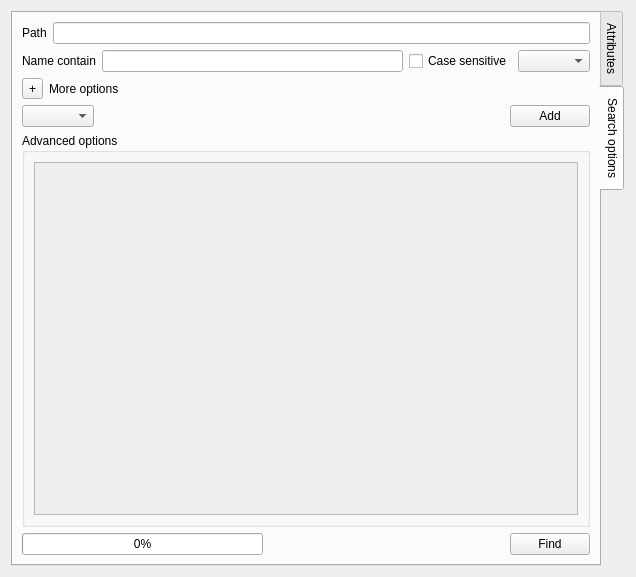
Above: ui/gui/resources/search.ui from halbbob/dff before the change. Below: the same form after it.
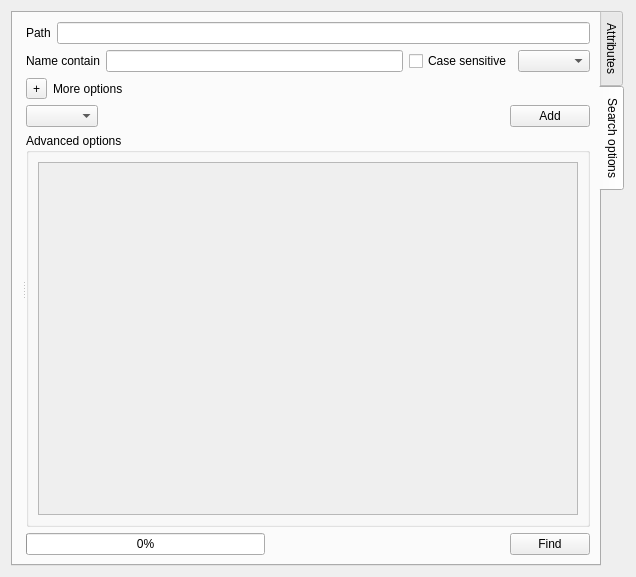
That is the form after the change. Icons and pictures are not drawn.

Diff of the .ui file:
```diff
--- a/ui/gui/resources/search.ui
+++ b/ui/gui/resources/search.ui
@@ -17,10 +17,7 @@
    <iconset resource="gui.qrc">
     <normaloff>:/filefind.png</normaloff>:/filefind.png</iconset>
   </property>
-  <layout class="QHBoxLayout" name="horizontalLayout_11">
-   <item>
-    <layout class="QVBoxLayout" name="nodeBrowserLayout"/>
-   </item>
+  <layout class="QVBoxLayout" name="verticalLayout_5">
    <item>
     <widget class="QTabWidget" name="searchesTab">
      <property name="tabPosition">
@@ -45,6 +42,16 @@
       </attribute>
       <layout class="QVBoxLayout" name="verticalLayout_4">
        <item>
+        <widget class="QSplitter" name="splitter">
+         <property name="orientation">
+          <enum>Qt::Horizontal</enum>
+         </property>
+         <widget class="QWidget" name="verticalLayoutWidget">
+          <layout class="QVBoxLayout" name="nodeBrowserLayout"/>
+         </widget>
+         <widget class="QWidget" name="">
+          <layout class="QVBoxLayout" name="verticalLayout_2">
+           <item>
         <layout class="QHBoxLayout" name="horizontalLayout_4">
          <item>
           <widget class="QLabel" name="label_3">
@@ -143,8 +150,8 @@
               <rect>
                <x>0</x>
                <y>0</y>
-               <width>531</width>
-               <height>318</height>
+                   <width>389</width>
+                   <height>316</height>
               </rect>
              </property>
              <layout class="QVBoxLayout" name="verticalLayout">
@@ -201,6 +208,10 @@
           </widget>
          </item>
         </layout>
+           </item>
+          </layout>
+         </widget>
+        </widget>
        </item>
       </layout>
      </widget>
```
Lines whose indentation alone changed are shown as unchanged.
